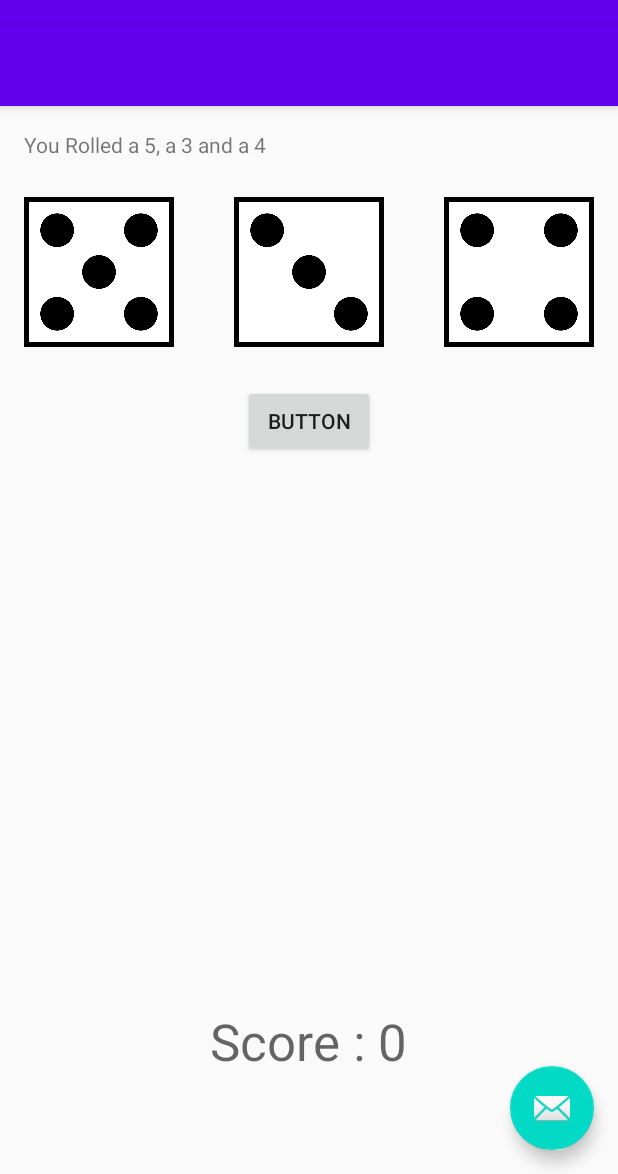
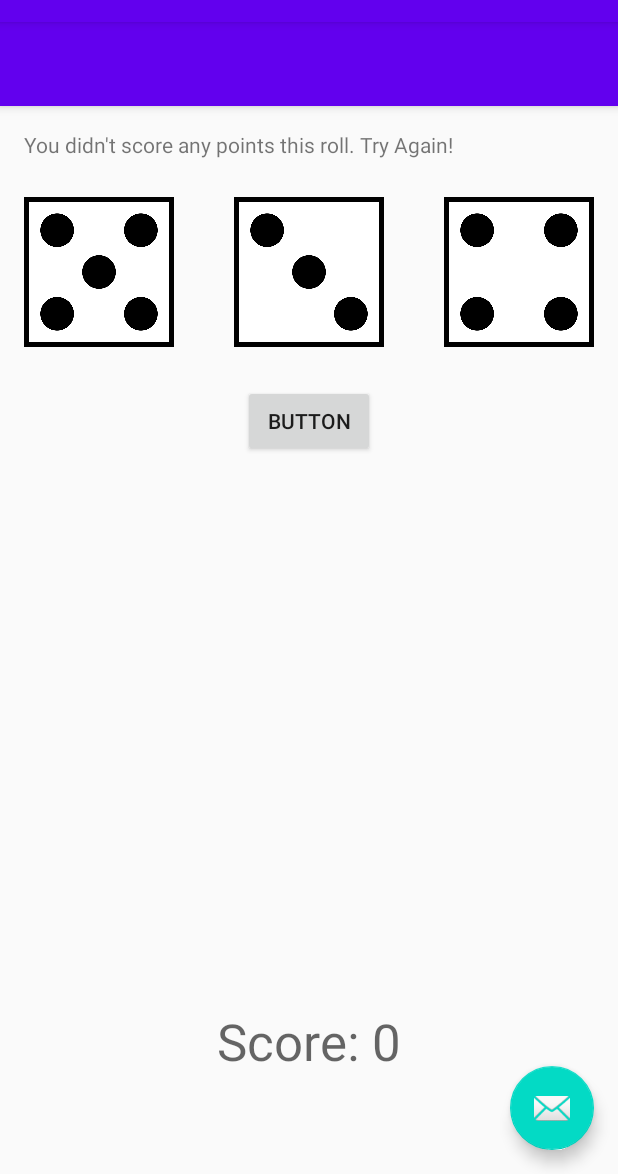
Before and after one commit to AdamHunt44/DiceOut, an Android app: the MainActivity screen opened directly, with no data from a screen before it, after a tap on "BUTTON", on a phone screen of 412 x 824 dp, the part 62-1236 px from its top. Run offline under Robolectric (Android 15) with nearby library versions, the phone set to English and light mode, and no system bars; 1 statement that could not run was skipped.

Commit message:
Added functionality to generate new score and update the UI

```diff
--- a/app/src/main/java/com/example/diceout/MainActivity.java
+++ b/app/src/main/java/com/example/diceout/MainActivity.java
@@ -103,10 +103,22 @@ public class MainActivity extends AppCompatActivity {
         }
 
         // Build the message
-        String message = "You Rolled a " + die1 + ", a " + die2 + " and a " + die3;
+        String message;
 
-        // Update the UI
+        if (die1 == die2 && die1 == die3) {
+            int scoreDelta = die1 * 100;
+            message = "You rolled a triple " + die1 + "! You score " + scoreDelta + " points!";
+            score += scoreDelta;
+        } else if (die1 == die2 || die1 == die3 || die2 == die3) {
+            message = "You rolled doubles for 50 points!";
+            score += 50;
+        } else {
+            message = "You didn't score any points this roll. Try Again!";
+        }
+
+        // Udpdate the UI
         rollResult.setText(message);
+        scoreText.setText("Score: " + score);
     }
 
     @Override
```
